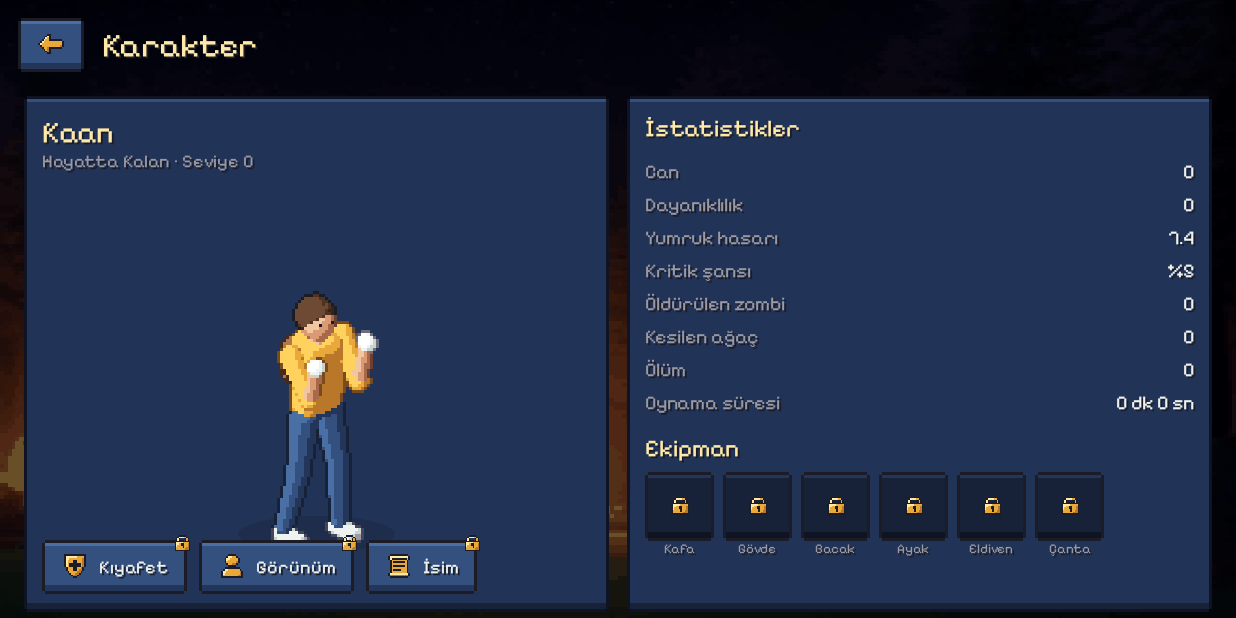
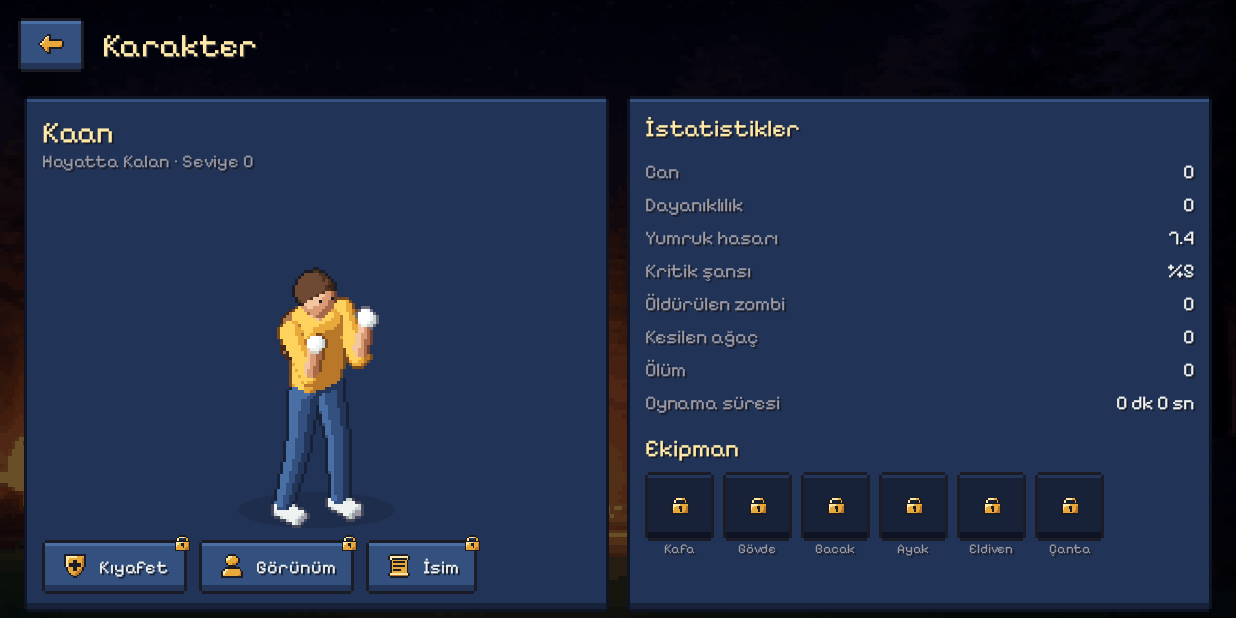
Before and after one commit to Eaquel/Zenvex_Online, an Android app built with Jetpack Compose: the composable CharacterScreen shown on its own in the app's theme, on a phone screen of 824 x 412 dp (held sideways). Run offline under Robolectric (Android 15) with nearby library versions, the phone set to English and light mode, and no system bars; 1 statement that could not run was skipped.

Commit message:
Ekran görüntüleri, test belgeleri, lobi karakteri konumu
Co-Authored-By: Claude Opus 5.5 <noreply@anthropic.com>
Claude-Session: https://claude.ai/code/session_01XsX4eHCbVVUiC2SVnyKMWg

```diff
--- a/android/app/src/main/kotlin/online/zenvex/ui/Screens.kt
+++ b/android/app/src/main/kotlin/online/zenvex/ui/Screens.kt
@@ -148,10 +148,10 @@ fun LobbyCharacter(modifier: Modifier, dirState: Int = 0, onDir: (Int) -> Unit =
         val scale = minOf(size.height / 100f, size.width / 72f).toInt().coerceAtLeast(1).toFloat()
         val w = fw * scale; val h = fh * scale
         // gölge
-        drawOval(Color(0x55172238), topLeft = androidx.compose.ui.geometry.Offset(size.width / 2 - 26 * scale, size.height - 8 * scale), size = androidx.compose.ui.geometry.Size(52 * scale, 12 * scale))
+        drawOval(Color(0x55172238), topLeft = androidx.compose.ui.geometry.Offset(size.width / 2 - 26 * scale, size.height - 16 * scale), size = androidx.compose.ui.geometry.Size(52 * scale, 12 * scale))
         drawImage(
             sheet, srcOffset = IntOffset(f * fw, dirState * fh), srcSize = IntSize(fw, fh),
-            dstOffset = IntOffset((size.width / 2 - w / 2).toInt(), (size.height - h + 8 * scale).toInt()),
+            dstOffset = IntOffset((size.width / 2 - w / 2).toInt(), (size.height - h).toInt()),
             dstSize = IntSize(w.toInt(), h.toInt()), filterQuality = FilterQuality.None,
         )
     }
```
Also changed, not shown: 7 other files.
